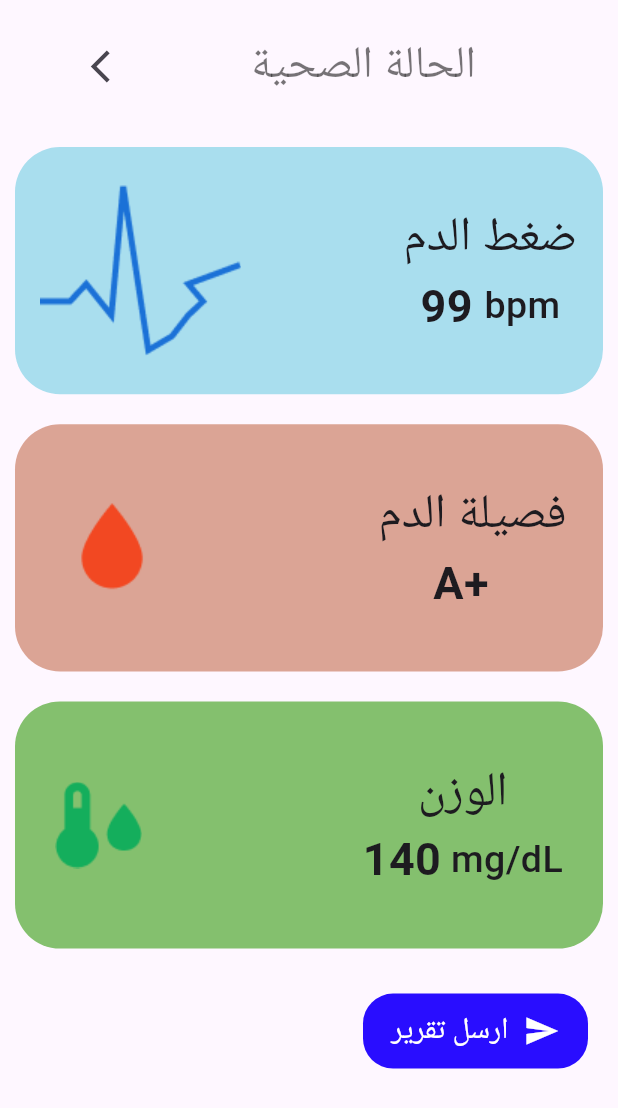
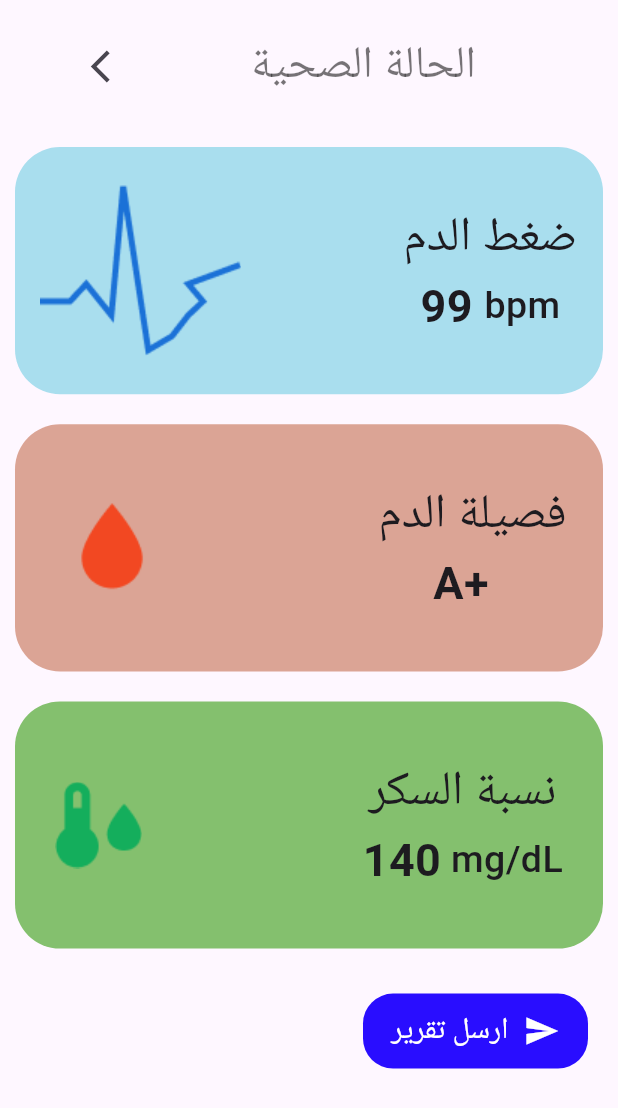
Before and after one commit to ahmedas3d/Elderly-Care-App, a Flutter app: the Carestate screen opened directly, on a phone screen of 412 x 824 dp. Shown: the top 1108 px of the screen. Run offline on Flutter 3.47's test engine with Material 3 defaults, Android fonts, the phone set to English and light mode, and no system bars; our stand-ins replace flutter_svg, font_awesome_flutter, persistent_bottom_nav_bar_v2; Roboto replaces fonts that are missing (tajawal).

Commit message:
update custom card widget title to reflect blood sugar level

```diff
--- a/lib/carestate/screens/carestate.dart
+++ b/lib/carestate/screens/carestate.dart
@@ -64,7 +64,7 @@ class Carestate extends StatelessWidget {
               color: 0xC9D28E79,
             ),
             const customCardWidget(
-              title: "الوزن",
+              title: "نسبة السكر",
               image: "assets/images/Vector.png",
               value: "140",
               measure: " mg/dL",
```
